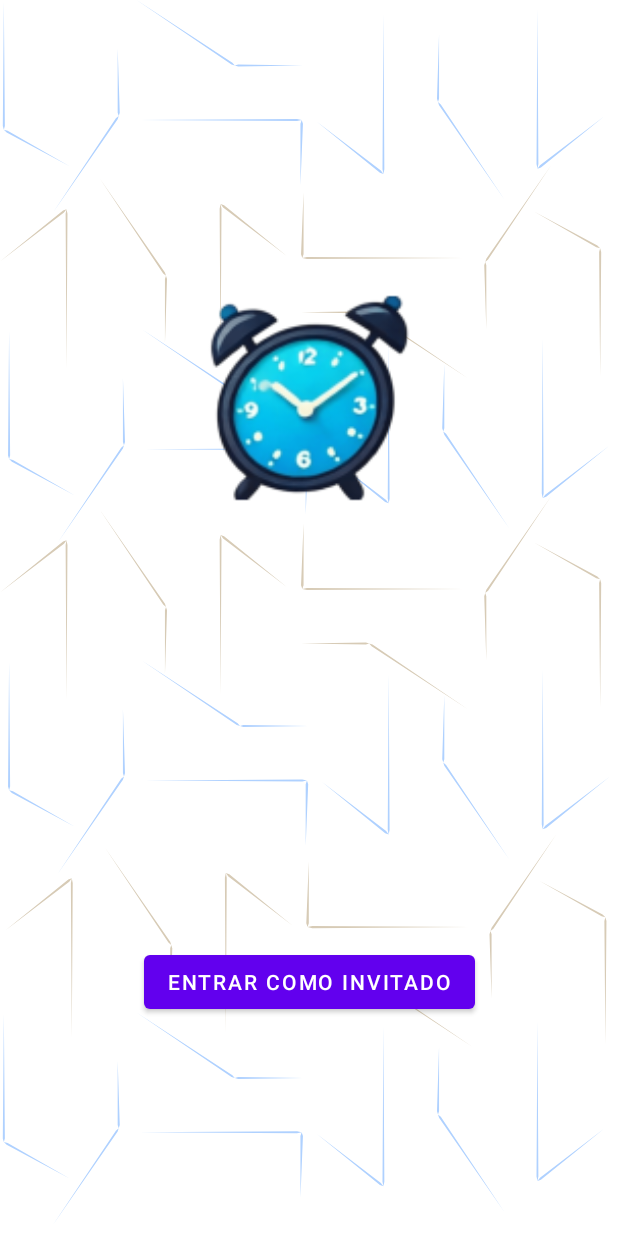
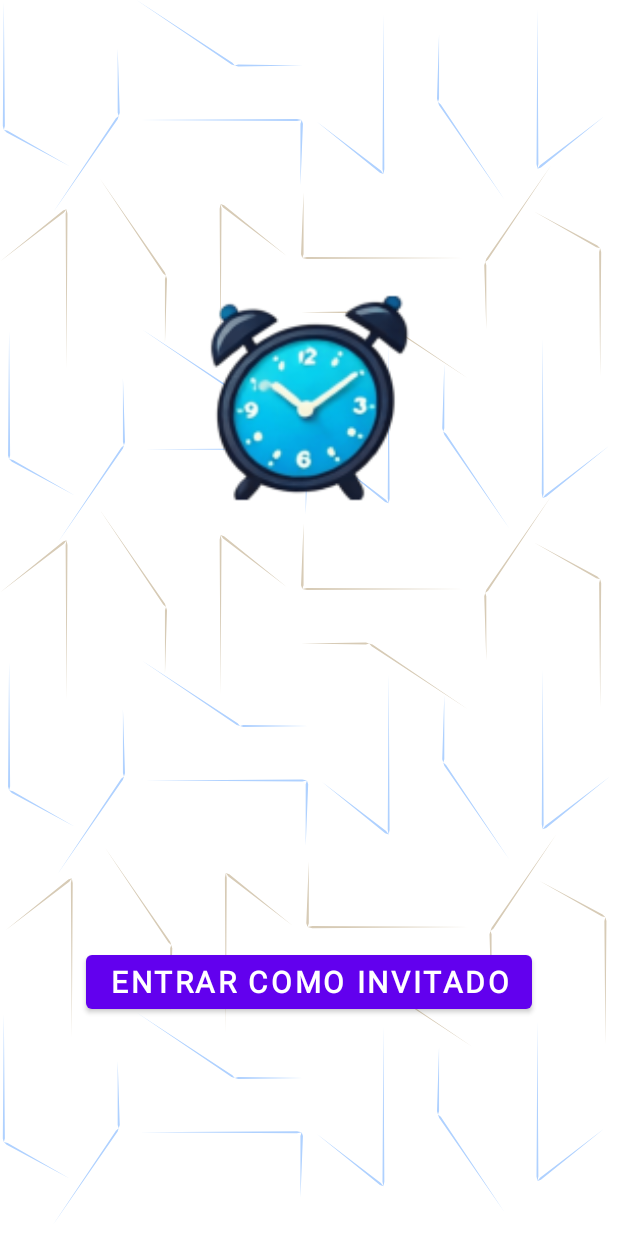
Before and after one commit to cczapatat/misw4302-2024-14-ux, an Android app: the screen it shows after launch (MainActivity), on a phone screen of 412 x 824 dp. Run offline under Robolectric (Android 15) with nearby library versions, the phone set to English and light mode, and no system bars.

Commit message:
Se añaden colores y fuente base de textos

```diff
--- a/app/src/main/res/layout/activity_main.xml
+++ b/app/src/main/res/layout/activity_main.xml
@@ -18,14 +18,17 @@
         app:layout_constraintTop_toTopOf="parent"
         app:srcCompat="@mipmap/icon_name_foreground"
         tools:visibility="visible"
-        android:contentDescription="Icon Main"/>
+        android:contentDescription="@string/icon_main"/>
 
     <Button
         android:id="@+id/button"
         android:layout_width="wrap_content"
         android:layout_height="wrap_content"
         android:layout_marginBottom="145dp"
-        android:text="Entrar como Invitado"
+        android:fontFamily="@font/roboto"
+        android:text="@string/entrar_como_invitado"
+        android:textSize="20sp"
+        android:textStyle="bold"
         app:layout_constraintBottom_toBottomOf="parent"
         app:layout_constraintEnd_toEndOf="parent"
         app:layout_constraintStart_toStartOf="parent" />
--- a/app/src/main/res/values/strings.xml
+++ b/app/src/main/res/values/strings.xml
@@ -1,3 +1,5 @@
 <resources>
     <string name="app_name">UxAlarm</string>
+    <string name="icon_main">Icon Main</string>
+    <string name="entrar_como_invitado">Entrar como Invitado</string>
 </resources>
```
Also changed, not shown: app/src/main/res/values/colors.xml (+37 -7 lines), app/src/main/res/font/roboto.ttf (added).
